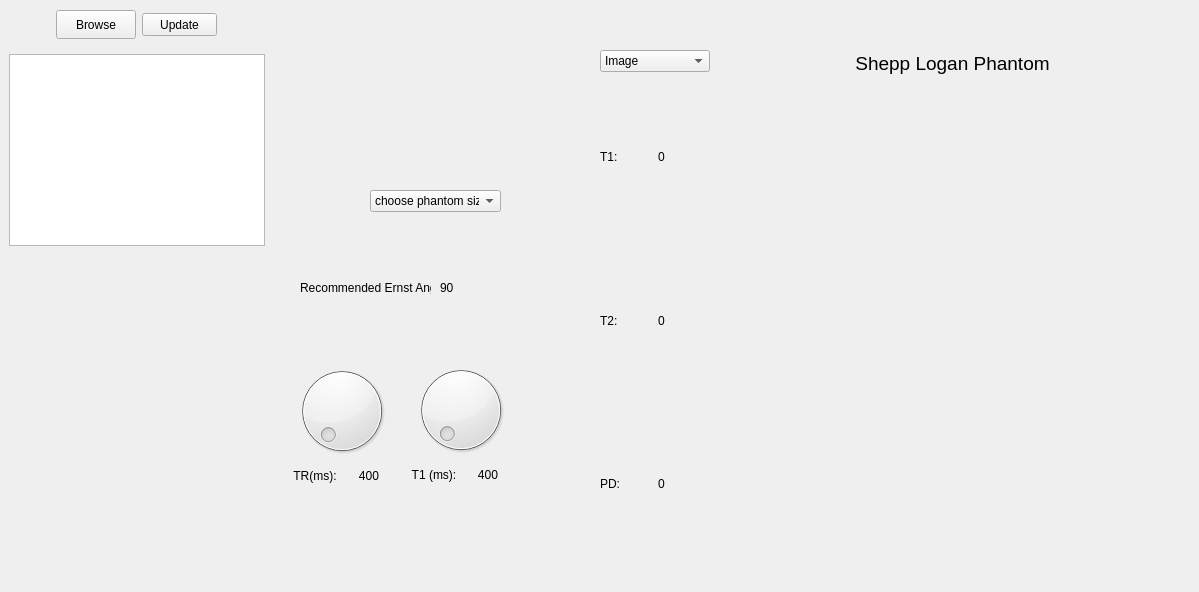
Old version of the form mainWindow.ui in the repository Abdelrahmanhassan1/MRI_Simulator_Python.
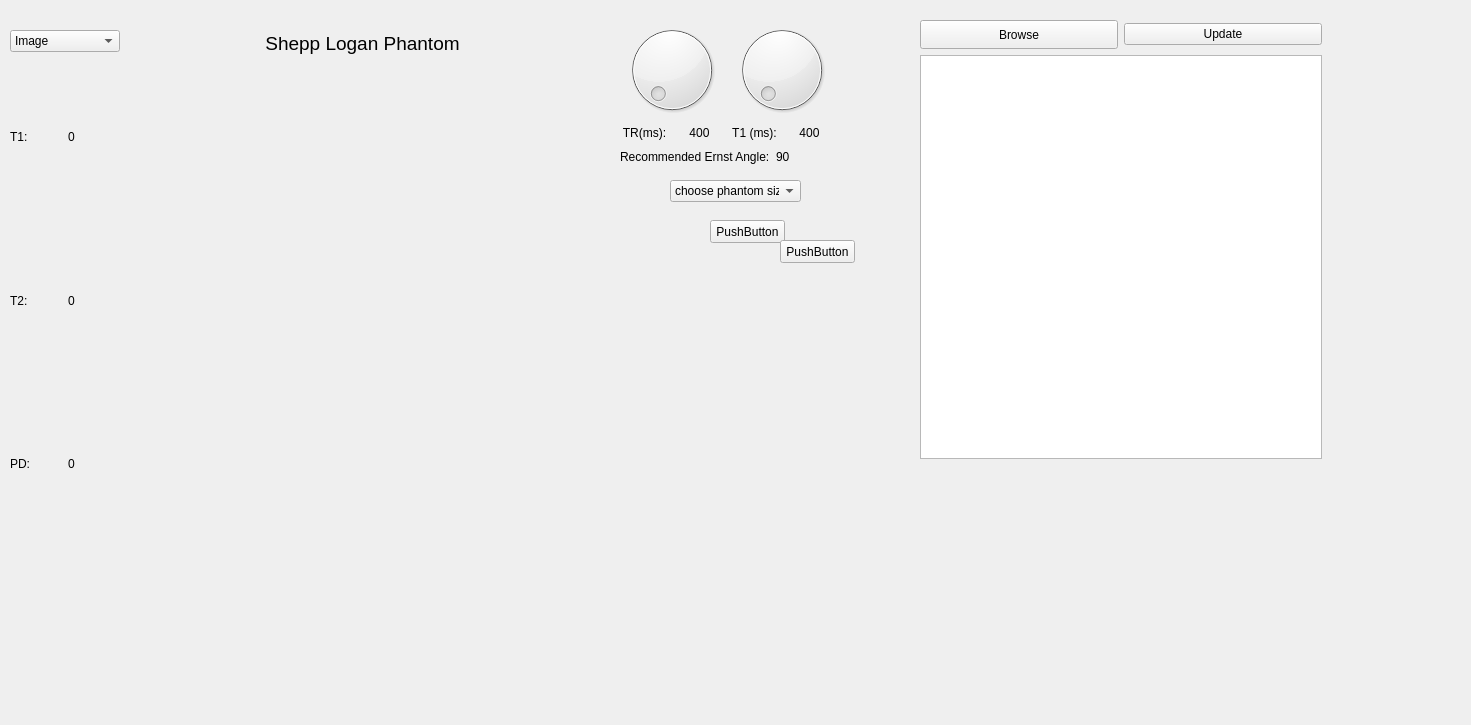
New version of the form. Custom widgets are drawn as their Qt base class.

Commit message: plot reconstructed kspace image

Patch:
```diff
--- a/mainWindow.ui
+++ b/mainWindow.ui
@@ -6,106 +6,19 @@
    <rect>
     <x>0</x>
     <y>0</y>
-    <width>1199</width>
-    <height>592</height>
+    <width>1471</width>
+    <height>725</height>
    </rect>
   </property>
   <property name="windowTitle">
    <string>MainWindow</string>
   </property>
   <widget class="QWidget" name="centralwidget">
-   <widget class="PlotWidget" name="signalPlot">
-    <property name="geometry">
-     <rect>
-      <x>9</x>
-      <y>54</y>
-      <width>256</width>
-      <height>192</height>
-     </rect>
-    </property>
-   </widget>
    <widget class="QWidget" name="layoutWidget">
     <property name="geometry">
      <rect>
-      <x>410</x>
-      <y>360</y>
-      <width>102</width>
-      <height>123</height>
-     </rect>
-    </property>
-    <layout class="QVBoxLayout" name="verticalLayout_5">
-     <item>
-      <widget class="QDial" name="dial_2">
-       <property name="font">
-        <font>
-         <pointsize>6</pointsize>
-        </font>
-       </property>
-       <property name="minimum">
-        <number>400</number>
-       </property>
-       <property name="maximum">
-        <number>550</number>
-       </property>
-      </widget>
-     </item>
-     <item>
-      <layout class="QHBoxLayout" name="horizontalLayout_3">
-       <item>
-        <widget class="QLabel" name="label_11">
-         <property name="text">
-          <string>T1 (ms):</string>
-         </property>
-         <property name="alignment">
-          <set>Qt::AlignCenter</set>
-         </property>
-        </widget>
-       </item>
-       <item>
-        <widget class="QLabel" name="label_9">
-         <property name="text">
-          <string>400</string>
-         </property>
-         <property name="alignment">
-          <set>Qt::AlignCenter</set>
-         </property>
-        </widget>
-       </item>
-      </layout>
-     </item>
-    </layout>
-   </widget>
-   <widget class="QLabel" name="label_12">
-    <property name="geometry">
-     <rect>
-      <x>300</x>
-      <y>280</y>
-      <width>131</width>
-      <height>16</height>
-     </rect>
-    </property>
-    <property name="text">
-     <string>Recommended Ernst Angle:</string>
-    </property>
-   </widget>
-   <widget class="QLabel" name="label_13">
-    <property name="geometry">
-     <rect>
-      <x>440</x>
-      <y>280</y>
-      <width>131</width>
-      <height>16</height>
-     </rect>
-    </property>
-    <property name="text">
-     <string>90</string>
-    </property>
-   </widget>
-   <widget class="QWidget" name="layoutWidget">
-    <property name="geometry">
-     <rect>
-      <x>600</x>
-      <y>50</y>
+      <x>10</x>
+      <y>30</y>
       <width>589</width>
       <height>513</height>
      </rect>
@@ -237,94 +150,11 @@
      </item>
     </layout>
    </widget>
-   <widget class="QWidget" name="layoutWidget">
-    <property name="geometry">
-     <rect>
-      <x>291</x>
-      <y>361</y>
-      <width>102</width>
-      <height>123</height>
-     </rect>
-    </property>
-    <layout class="QVBoxLayout" name="verticalLayout_4">
-     <item>
-      <widget class="QDial" name="dial">
-       <property name="font">
-        <font>
-         <pointsize>6</pointsize>
-        </font>
-       </property>
-       <property name="minimum">
-        <number>400</number>
-       </property>
-       <property name="maximum">
-        <number>990</number>
-       </property>
-      </widget>
-     </item>
-     <item>
-      <layout class="QHBoxLayout" name="horizontalLayout">
-       <item>
-        <widget class="QLabel" name="label_10">
-         <property name="text">
-          <string>TR(ms):</string>
-         </property>
-         <property name="alignment">
-          <set>Qt::AlignCenter</set>
-         </property>
-        </widget>
-       </item>
-       <item>
-        <widget class="QLabel" name="label_8">
-         <property name="text">
-          <string>400</string>
-         </property>
-         <property name="alignment">
-          <set>Qt::AlignCenter</set>
-         </property>
-        </widget>
-       </item>
-      </layout>
-     </item>
-    </layout>
-   </widget>
-   <widget class="QPushButton" name="browseFileBtn">
-    <property name="geometry">
-     <rect>
-      <x>56</x>
-      <y>10</y>
-      <width>80</width>
-      <height>29</height>
-     </rect>
-    </property>
-    <property name="minimumSize">
-     <size>
-      <width>80</width>
-      <height>29</height>
-     </size>
-    </property>
-    <property name="text">
-     <string>Browse</string>
-    </property>
-   </widget>
-   <widget class="QPushButton" name="updateBtn">
-    <property name="geometry">
-     <rect>
-      <x>142</x>
-      <y>13</y>
-      <width>75</width>
-      <height>23</height>
-     </rect>
-    </property>
-    <property name="text">
-     <string>Update</string>
-    </property>
-   </widget>
    <widget class="QComboBox" name="comboBox_2">
     <property name="geometry">
      <rect>
-      <x>370</x>
-      <y>190</y>
+      <x>670</x>
+      <y>180</y>
       <width>131</width>
       <height>22</height>
      </rect>
@@ -350,6 +180,235 @@
      </property>
     </item>
    </widget>
+   <widget class="QPushButton" name="pushButton">
+    <property name="geometry">
+     <rect>
+      <x>710</x>
+      <y>220</y>
+      <width>75</width>
+      <height>23</height>
+     </rect>
+    </property>
+    <property name="text">
+     <string>PushButton</string>
+    </property>
+   </widget>
+   <widget class="QLabel" name="k_space_label">
+    <property name="geometry">
+     <rect>
+      <x>700</x>
+      <y>310</y>
+      <width>171</width>
+      <height>151</height>
+     </rect>
+    </property>
+    <property name="text">
+     <string/>
+    </property>
+   </widget>
+   <widget class="QLabel" name="reconstructed_image_label">
+    <property name="geometry">
+     <rect>
+      <x>670</x>
+      <y>510</y>
+      <width>171</width>
+      <height>151</height>
+     </rect>
+    </property>
+    <property name="text">
+     <string/>
+    </property>
+   </widget>
+   <widget class="QPushButton" name="pushButton_2">
+    <property name="geometry">
+     <rect>
+      <x>780</x>
+      <y>240</y>
+      <width>75</width>
+      <height>23</height>
+     </rect>
+    </property>
+    <property name="text">
+     <string>PushButton</string>
+    </property>
+   </widget>
+   <widget class="QWidget" name="verticalLayoutWidget">
+    <property name="geometry">
+     <rect>
+      <x>440</x>
+      <y>600</y>
+      <width>160</width>
+      <height>80</height>
+     </rect>
+    </property>
+    <layout class="QVBoxLayout" name="verticalLayout_7"/>
+   </widget>
+   <widget class="QWidget" name="">
+    <property name="geometry">
+     <rect>
+      <x>920</x>
+      <y>20</y>
+      <width>402</width>
+      <height>439</height>
+     </rect>
+    </property>
+    <layout class="QVBoxLayout" name="verticalLayout_3">
+     <item>
+      <layout class="QHBoxLayout" name="horizontalLayout_2">
+       <item>
+        <widget class="QPushButton" name="browseFileBtn">
+         <property name="minimumSize">
+          <size>
+           <width>80</width>
+           <height>29</height>
+          </size>
+         </property>
+         <property name="text">
+          <string>Browse</string>
+         </property>
+        </widget>
+       </item>
+       <item>
+        <widget class="QPushButton" name="updateBtn">
+         <property name="text">
+          <string>Update</string>
+         </property>
+        </widget>
+       </item>
+      </layout>
+     </item>
+     <item>
+      <widget class="PlotWidget" name="signalPlot">
+       <property name="minimumSize">
+        <size>
+         <width>400</width>
+         <height>400</height>
+        </size>
+       </property>
+      </widget>
+     </item>
+    </layout>
+   </widget>
+   <widget class="QWidget" name="">
+    <property name="geometry">
+     <rect>
+      <x>620</x>
+      <y>20</y>
+      <width>214</width>
+      <height>148</height>
+     </rect>
+    </property>
+    <layout class="QVBoxLayout" name="verticalLayout_6">
+     <item>
+      <layout class="QHBoxLayout" name="horizontalLayout_6">
+       <item>
+        <layout class="QVBoxLayout" name="verticalLayout_4">
+         <item>
+          <widget class="QDial" name="dial">
+           <property name="font">
+            <font>
+             <pointsize>6</pointsize>
+            </font>
+           </property>
+           <property name="minimum">
+            <number>400</number>
+           </property>
+           <property name="maximum">
+            <number>990</number>
+           </property>
+          </widget>
+         </item>
+         <item>
+          <layout class="QHBoxLayout" name="horizontalLayout">
+           <item>
+            <widget class="QLabel" name="label_10">
+             <property name="text">
+              <string>TR(ms):</string>
+             </property>
+             <property name="alignment">
+              <set>Qt::AlignCenter</set>
+             </property>
+            </widget>
+           </item>
+           <item>
+            <widget class="QLabel" name="label_8">
+             <property name="text">
+              <string>400</string>
+             </property>
+             <property name="alignment">
+              <set>Qt::AlignCenter</set>
+             </property>
+            </widget>
+           </item>
+          </layout>
+         </item>
+        </layout>
+       </item>
+       <item>
+        <layout class="QVBoxLayout" name="verticalLayout_5">
+         <item>
+          <widget class="QDial" name="dial_2">
+           <property name="font">
+            <font>
+             <pointsize>6</pointsize>
+            </font>
+           </property>
+           <property name="minimum">
+            <number>400</number>
+           </property>
+           <property name="maximum">
+            <number>550</number>
+           </property>
+          </widget>
+         </item>
+         <item>
+          <layout class="QHBoxLayout" name="horizontalLayout_3">
+           <item>
+            <widget class="QLabel" name="label_11">
+             <property name="text">
+              <string>T1 (ms):</string>
+             </property>
+             <property name="alignment">
+              <set>Qt::AlignCenter</set>
+             </property>
+            </widget>
+           </item>
+           <item>
+            <widget class="QLabel" name="label_9">
+             <property name="text">
+              <string>400</string>
+             </property>
+             <property name="alignment">
+              <set>Qt::AlignCenter</set>
+             </property>
+            </widget>
+           </item>
+          </layout>
+         </item>
+        </layout>
+       </item>
+      </layout>
+     </item>
+     <item>
+      <layout class="QHBoxLayout" name="horizontalLayout_5">
+       <item>
+        <widget class="QLabel" name="label_12">
+         <property name="text">
+          <string>Recommended Ernst Angle:</string>
+         </property>
+        </widget>
+       </item>
+       <item>
+        <widget class="QLabel" name="label_13">
+         <property name="text">
+          <string>90</string>
+         </property>
+        </widget>
+       </item>
+      </layout>
+     </item>
+    </layout>
+   </widget>
   </widget>
  </widget>
  <customwidgets>
```
The commit also changes 18 other files.
